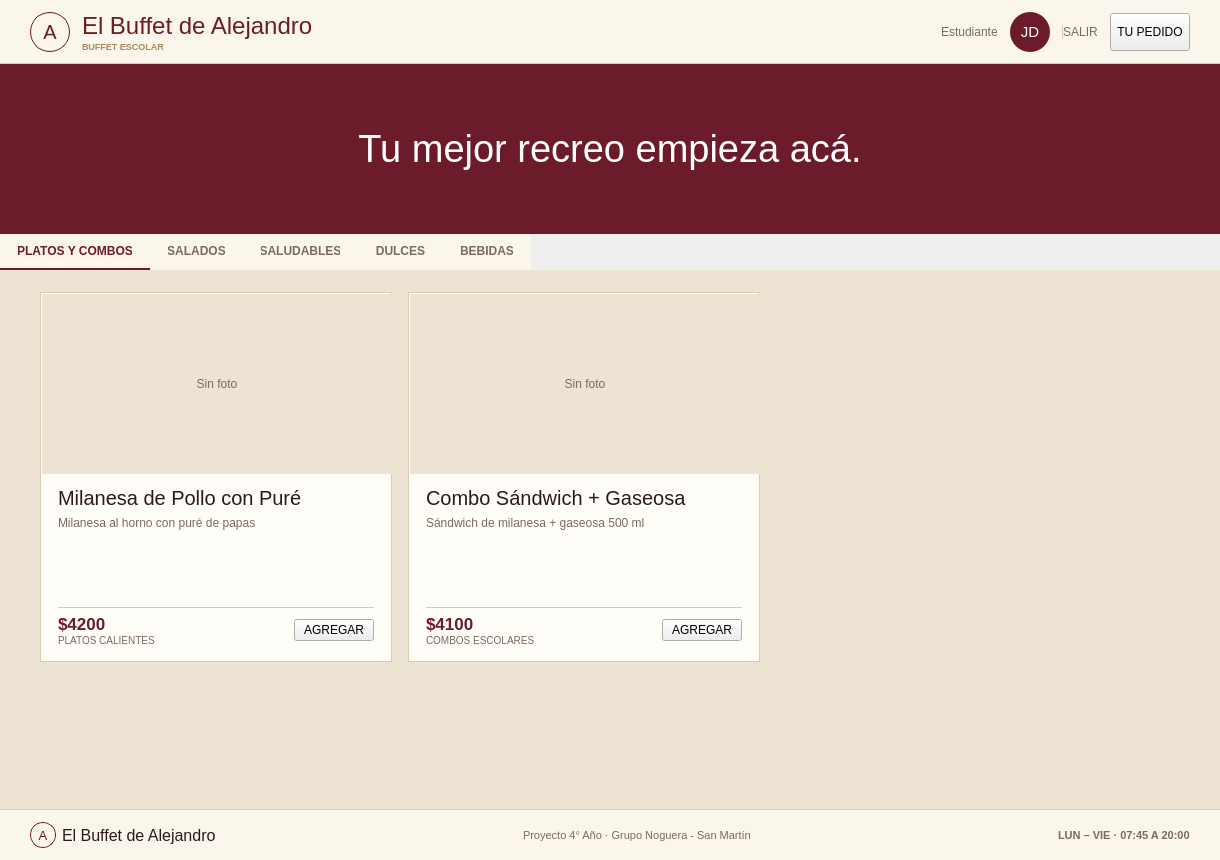
Old version of the form app/mainwindow.ui in the repository gabrielnogueramelendez-cpu/Qt-creator-Berea.
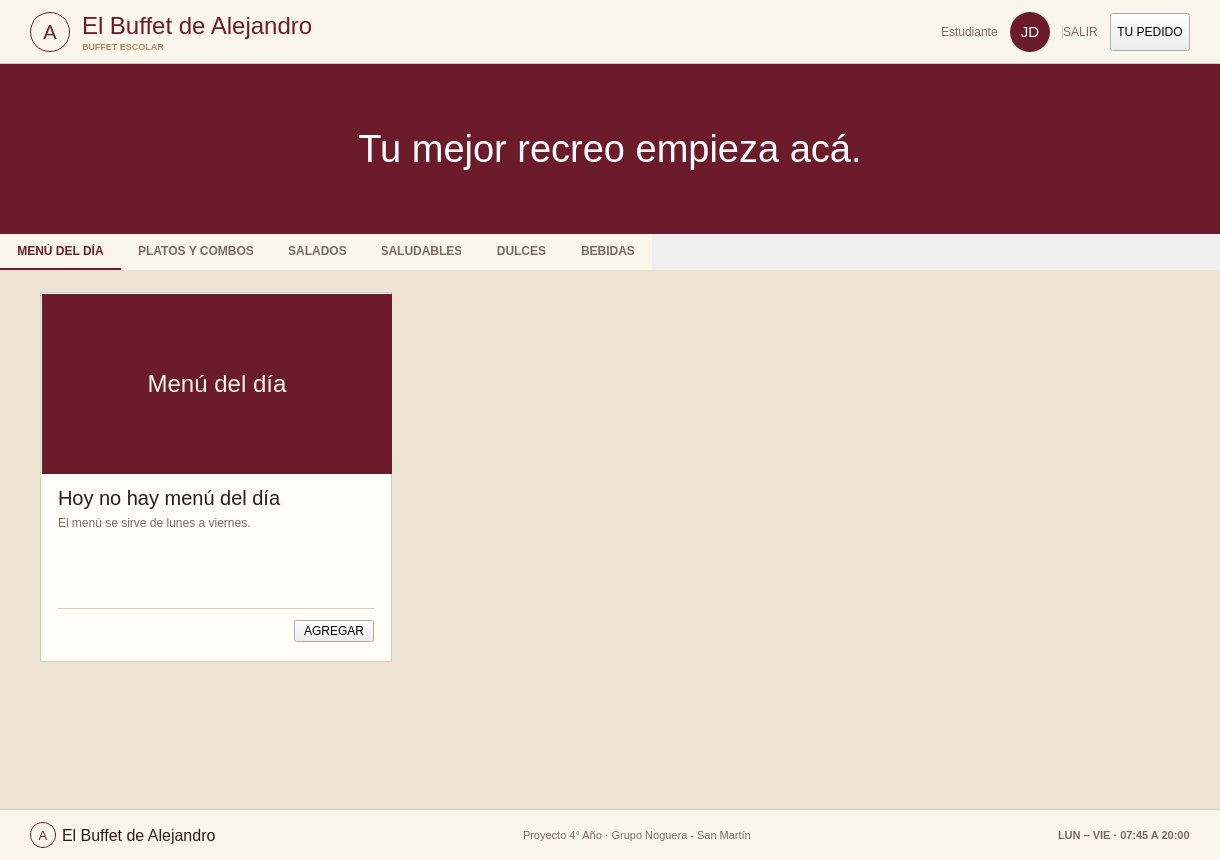
New version of the form.

Commit message:
Agregar el menú del día que se repite cada 4 semanas y el retiro en un recreo posterior
BDD: sp_menu_del_dia copia, para un día hábil sin menú, el del mismo
día del ciclo de 28 días con su stock y su producto incluido. Prueba
P28 y planilla regenerada (28 pruebas, 112 casos).
App: pestaña "Menú del día"; el menú va al carrito y al pagar se guarda
con sp_agregar_menu_carrito. El horario de retiro tiene que empezar
después de la compra.

```diff
--- a/app/mainwindow.ui
+++ b/app/mainwindow.ui
@@ -222,6 +222,219 @@
       <property name="currentIndex">
        <number>0</number>
       </property>
+      <widget class="QWidget" name="tabMenuDia">
+       <attribute name="title">
+        <string>MENÚ DEL DÍA</string>
+       </attribute>
+       <layout class="QVBoxLayout" name="layoutTabMenuDia">
+        <property name="leftMargin">
+         <number>0</number>
+        </property>
+        <property name="topMargin">
+         <number>0</number>
+        </property>
+        <property name="rightMargin">
+         <number>0</number>
+        </property>
+        <property name="bottomMargin">
+         <number>0</number>
+        </property>
+        <item>
+         <widget class="QFrame" name="fondoMenuDia">
+          <property name="styleSheet">
+           <string>#fondoMenuDia { background-color: #EDE3D3; }</string>
+          </property>
+          <layout class="QGridLayout" name="grillaMenuDia">
+           <property name="leftMargin">
+            <number>40</number>
+           </property>
+           <property name="topMargin">
+            <number>22</number>
+           </property>
+           <property name="rightMargin">
+            <number>24</number>
+           </property>
+           <property name="bottomMargin">
+            <number>22</number>
+           </property>
+           <item row="0" column="0" alignment="Qt::AlignmentFlag::AlignLeft|Qt::AlignmentFlag::AlignTop">
+            <widget class="QFrame" name="cardMenuDia">
+             <property name="minimumSize">
+              <size>
+               <width>352</width>
+               <height>370</height>
+              </size>
+             </property>
+             <property name="maximumSize">
+              <size>
+               <width>352</width>
+               <height>370</height>
+              </size>
+             </property>
+             <property name="styleSheet">
+              <string>#cardMenuDia { background-color: #FFFDF8; border: 1px solid #D9CBB5; }</string>
+             </property>
+             <layout class="QVBoxLayout" name="layoutCardMenuDia">
+              <property name="spacing">
+               <number>8</number>
+              </property>
+              <property name="leftMargin">
+               <number>1</number>
+              </property>
+              <property name="topMargin">
+               <number>1</number>
+              </property>
+              <property name="rightMargin">
+               <number>1</number>
+              </property>
+              <property name="bottomMargin">
+               <number>14</number>
+              </property>
+              <item>
+               <widget class="QLabel" name="lblFechaMenu">
+                <property name="minimumSize">
+                 <size>
+                  <width>350</width>
+                  <height>180</height>
+                 </size>
+                </property>
+                <property name="maximumSize">
+                 <size>
+                  <width>350</width>
+                  <height>180</height>
+                 </size>
+                </property>
+                <property name="styleSheet">
+                 <string>background-color: #6B1B2A; color: #FBF6EC; font-family: 'Sitka Banner', 'Palatino Linotype', Georgia; font-size: 24px;</string>
+                </property>
+                <property name="text">
+                 <string>Menú del día</string>
+                </property>
+                <property name="alignment">
+                 <set>Qt::AlignmentFlag::AlignCenter</set>
+                </property>
+               </widget>
+              </item>
+              <item>
+               <layout class="QVBoxLayout" name="layoutTextoMenuDia">
+                <property name="spacing">
+                 <number>6</number>
+                </property>
+                <property name="leftMargin">
+                 <number>16</number>
+                </property>
+                <property name="topMargin">
+                 <number>4</number>
+                </property>
+                <property name="rightMargin">
+                 <number>16</number>
+                </property>
+                <item>
+                 <widget class="QLabel" name="lblPlatoMenu">
+                  <property name="styleSheet">
+                   <string>font-family: 'Sitka Banner', 'Palatino Linotype', Georgia; font-size: 20px; color: #2B1A1A;</string>
+                  </property>
+                  <property name="text">
+                   <string>Hoy no hay menú del día</string>
+                  </property>
+                  <property name="wordWrap">
+                   <bool>true</bool>
+                  </property>
+                 </widget>
+                </item>
+                <item>
+                 <widget class="QLabel" name="lblIncluyeMenu">
+                  <property name="styleSheet">
+                   <string>font-size: 12px; color: #7A6A60;</string>
+                  </property>
+                  <property name="text">
+                   <string>El menú se sirve de lunes a viernes.</string>
+                  </property>
+                  <property name="wordWrap">
+                   <bool>true</bool>
+                  </property>
+                 </widget>
+                </item>
+                <item>
+                 <spacer name="espacioCardMenuDia">
+                  <property name="orientation">
+                   <enum>Qt::Orientation::Vertical</enum>
+                  </property>
+                  <property name="sizeHint" stdset="0">
+                   <size>
+                    <width>0</width>
+                    <height>0</height>
+                   </size>
+                  </property>
+                 </spacer>
+                </item>
+                <item>
+                 <widget class="QFrame" name="lineaMenuDia">
+                  <property name="minimumSize">
+                   <size>
+                    <width>0</width>
+                    <height>1</height>
+                   </size>
+                  </property>
+                  <property name="maximumSize">
+                   <size>
+                    <width>16777215</width>
+                    <height>1</height>
+                   </size>
+                  </property>
+                  <property name="styleSheet">
+                   <string>background-color: #D9CBB5;</string>
+                  </property>
+                 </widget>
+                </item>
+                <item>
+                 <layout class="QHBoxLayout" name="layoutPieMenuDia">
+                  <item>
+                   <layout class="QVBoxLayout" name="layoutPrecioMenuDia">
+                    <property name="spacing">
+                     <number>0</number>
+                    </property>
+                    <item>
+                     <widget class="QLabel" name="lblPrecioMenu">
+                      <property name="styleSheet">
+                       <string>font-size: 17px; font-weight: bold; color: #6B1B2A;</string>
+                      </property>
+                      <property name="text">
+                       <string/>
+                      </property>
+                     </widget>
+                    </item>
+                    <item>
+                     <widget class="QLabel" name="lblStockMenu">
+                      <property name="styleSheet">
+                       <string>font-size: 10px; color: #7A6A60;</string>
+                      </property>
+                      <property name="text">
+                       <string/>
+                      </property>
+                     </widget>
+                    </item>
+                   </layout>
+                  </item>
+                  <item alignment="Qt::AlignmentFlag::AlignRight">
+                   <widget class="QPushButton" name="btnVerMenu">
+                    <property name="text">
+                     <string>AGREGAR</string>
+                    </property>
+                   </widget>
+                  </item>
+                 </layout>
+                </item>
+               </layout>
+              </item>
+             </layout>
+            </widget>
+           </item>
+          </layout>
+         </widget>
+        </item>
+       </layout>
+      </widget>
       <widget class="QWidget" name="tabPlatos">
        <attribute name="title">
         <string>PLATOS Y COMBOS</string>
```
The commit also changes 15 other files.
